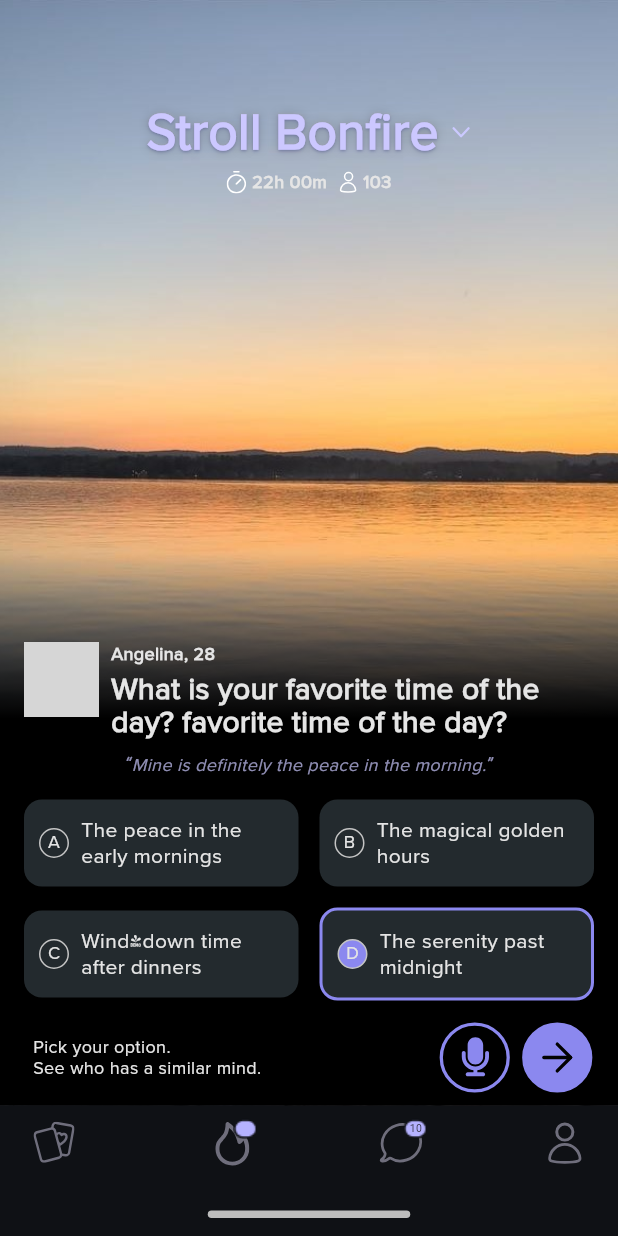
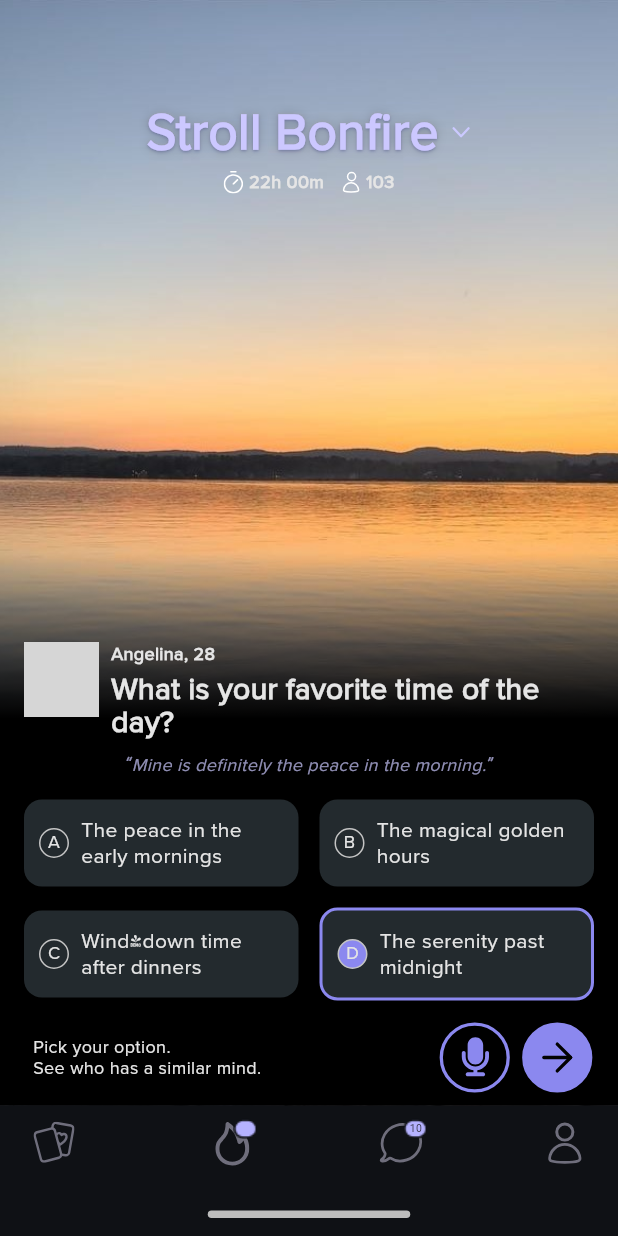
Before and after one commit to tabrezcool6/stroll-sgp-task1, a Flutter app: the screen it shows after launch, on a phone screen of 412 x 824 dp. Run offline on Flutter 3.47's test engine with Material 3 defaults, Android fonts, the light colour scheme and no system bars; our stand-ins replace flutter_svg; grey boxes are pictures that could not be loaded.

Commit message:
update UI Screen

```diff
--- /dev/null
+++ b/lib/config/text_styles.dart
@@ -0,0 +1,85 @@
+import 'package:flutter/material.dart';
+import 'package:stroll_app/config/app_pallet.dart';
+
+class TextStyles {
+  ///
+  /// Home headng Text Style
+  static TextStyle homeHeadingStyle() => TextStyle(
+        fontSize: 34,
+        color: AppPallet.HOME_HEADING,
+        fontWeight: FontWeight.w700,
+        fontFamily: 'ProximaNova',
+        shadows: <Shadow>[
+          Shadow(
+            offset: const Offset(0.0, 0.0),
+            blurRadius: 7.9,
+            color: const Color(0xFF000000).withOpacity(0.2),
+          ),
+          const Shadow(
+            offset: Offset(0.0, 0.0),
+            blurRadius: 2.0,
+            color: Color(0xFFBEBEBE),
+          ),
+          Shadow(
+            offset: const Offset(0.0, 1.0),
+            blurRadius: 2.0,
+            color: const Color(0xFF24232F80).withOpacity(0.5),
+          ),
+        ],
+      );
+
+  ///
+  /// STYLE - Size 12.0, Weight 400
+  static TextStyle styleProxima({
+    double? fontSize,
+    FontWeight? weight,
+    Color? color,
+    double? height,
+    FontStyle? fontStyle,
+  }) {
+    return TextStyle(
+      fontFamily: 'ProximaNova',
+      fontSize: fontSize ?? 12.0,
+      fontWeight: weight ?? FontWeight.w400,
+      color: color ?? AppPallet.ANSWER_OPTIONS_TEXT,
+      height: height, // 14.4,
+      fontStyle: fontStyle,
+    );
+  }
+
+  ///
+  /// STYLE - Size 12.0, Weight 400
+  // static TextStyle styleProximaS12W700() {
+  //   return const TextStyle(
+  //     fontFamily: 'ProximaNova',
+  //     fontSize: 12.0,
+  //     fontWeight: FontWeight.w700,
+  //     color: AppPallet.ANSWER_OPTIONS_TEXT,
+  //     // height: 14.4,
+  //   );
+  // }
+
+  // ///
+  // /// STYLE - Size 14.0, Weight 400
+  // static TextStyle styleProximaS14W400() {
+  //   return const TextStyle(
+  //     fontFamily: 'ProximaNova',
+  //     fontSize: 14.0,
+  //     fontWeight: FontWeight.w400,
+  //     color: AppPallet.ANSWER_OPTIONS_TEXT,
+  //     // height: 14.4,
+  //   );
+  // }
+
+  // ///
+  // /// STYLE - Size 14.0, Weight 400, line Height 1.2
+  // static TextStyle styleProximaS12W400H12() {
+  //   return const TextStyle(
+  //     fontFamily: 'ProximaNova',
+  //     fontSize: 12.0,
+  //     fontWeight: FontWeight.w400,
+  //     color: AppPallet.ANSWER_OPTIONS_TEXT,
+  //     height: 1.2,
+  //   );
+  // }
+}
--- a/lib/features/home/presentation/pages/home_page.dart
+++ b/lib/features/home/presentation/pages/home_page.dart
@@ -1,5 +1,4 @@
 import 'package:flutter/material.dart';
-import 'package:flutter_svg/flutter_svg.dart';
 import 'package:stroll_app/config/app_pallet.dart';
 import 'package:stroll_app/config/image_path.dart';
 import 'package:stroll_app/features/home/presentation/widgets/answer_options_widget.dart';
@@ -9,9 +8,14 @@ import 'package:stroll_app/features/home/presentation/widgets/home_title_widget.
 import 'package:stroll_app/features/home/presentation/widgets/home_user_profile.dart';
 import 'package:stroll_app/features/home/presentation/widgets/pick_your_option_widget.dart';
 
-class MyHomePage extends StatelessWidget {
+class MyHomePage extends StatefulWidget {
   const MyHomePage({super.key});
 
+  @override
+  State<MyHomePage> createState() => _MyHomePageState();
+}
+
+class _MyHomePageState extends State<MyHomePage> {
   @override
   Widget build(BuildContext context) {
     return Scaffold(
@@ -34,10 +38,11 @@ class MyHomePage extends StatelessWidget {
           Container(
             decoration: const BoxDecoration(
               gradient: LinearGradient(
-                  stops: [0.0, 0.3],
-                  begin: Alignment.center,
-                  end: Alignment.bottomCenter,
-                  colors: [Colors.transparent, Colors.black]),
+                stops: [0.0, 0.3],
+                begin: Alignment.center,
+                end: Alignment.bottomCenter,
+                colors: [Colors.transparent, Colors.black],
+              ),
             ),
           ),
 
--- a/lib/features/home/presentation/widgets/answer_options_widget.dart
+++ b/lib/features/home/presentation/widgets/answer_options_widget.dart
@@ -1,6 +1,9 @@
 import 'package:flutter/material.dart';
 import 'package:stroll_app/config/app_pallet.dart';
+import 'package:stroll_app/config/text_styles.dart';
 
+///
+///
 /// Single Option Widget
 class AnswerOptionsWidget extends StatelessWidget {
   final String optionLetter;
@@ -42,13 +45,7 @@ class AnswerOptionsWidget extends StatelessWidget {
                 ),
                 Text(
                   optionLetter,
-                  style: const TextStyle(
-                    fontFamily: 'ProximaNova',
-                    fontSize: 12.0,
-                    fontWeight: FontWeight.w400,
-                    color: AppPallet.ANSWER_OPTIONS_TEXT,
-                    // height: 14.4,
-                  ),
+                  style: TextStyles.styleProxima(),
                 ),
               ],
             ),
@@ -56,13 +53,7 @@ class AnswerOptionsWidget extends StatelessWidget {
             Expanded(
               child: Text(
                 optionText,
-                style: const TextStyle(
-                  fontFamily: 'ProximaNova',
-                  fontSize: 14.0,
-                  fontWeight: FontWeight.w400,
-                  color: AppPallet.ANSWER_OPTIONS_TEXT,
-                  height: 1.2,
-                ),
+                style: TextStyles.styleProxima(fontSize: 14.0, height: 1.2),
               ),
             ),
           ],
@@ -72,6 +63,8 @@ class AnswerOptionsWidget extends StatelessWidget {
   }
 }
 
+///
+///
 /// All Options Widget
 class AllOptionsWidget extends StatelessWidget {
   const AllOptionsWidget({super.key});
@@ -86,11 +79,14 @@ class AllOptionsWidget extends StatelessWidget {
         Row(
           children: [
             AnswerOptionsWidget(
-                optionLetter: 'A',
-                optionText: 'The peace in the early mornings'),
+              optionLetter: 'A',
+              optionText: 'The peace in the early mornings',
+            ),
             SizedBox(width: 14.0),
             AnswerOptionsWidget(
-                optionLetter: 'B', optionText: 'The magical golden hours'),
+              optionLetter: 'B',
+              optionText: 'The magical golden hours',
+            ),
           ],
         ),
 
@@ -99,7 +95,9 @@ class AllOptionsWidget extends StatelessWidget {
         Row(
           children: [
             AnswerOptionsWidget(
-                optionLetter: 'C', optionText: 'Wind-down time after dinners'),
+              optionLetter: 'C',
+              optionText: 'Wind-down time after dinners',
+            ),
             SizedBox(width: 14.0),
             AnswerOptionsWidget(
               optionLetter: 'D',
--- a/lib/features/home/presentation/widgets/answer_tagline_widget.dart
+++ b/lib/features/home/presentation/widgets/answer_tagline_widget.dart
@@ -1,5 +1,6 @@
 import 'package:flutter/material.dart';
 import 'package:stroll_app/config/app_pallet.dart';
+import 'package:stroll_app/config/text_styles.dart';
 
 class AnswerTaglineWidget extends StatelessWidget {
   const AnswerTaglineWidget({
@@ -15,12 +16,8 @@ class AnswerTaglineWidget extends StatelessWidget {
           alignment: Alignment.center,
           child: Text(
             '“Mine is definitely the peace in the morning.”',
-            style: TextStyle(
-              fontFamily: 'ProximaNova',
-              fontSize: 12.0,
-              fontWeight: FontWeight.w400,
+            style: TextStyles.styleProxima(
               fontStyle: FontStyle.italic,
-              // height: 14.4,
               color: AppPallet.ITALIC_ANSWER_TEXT,
             ),
           ),
--- a/lib/features/home/presentation/widgets/bottom_nav_bar.dart
+++ b/lib/features/home/presentation/widgets/bottom_nav_bar.dart
@@ -1,4 +1,3 @@
-
 import 'package:flutter/material.dart';
 import 'package:flutter_svg/flutter_svg.dart';
 import 'package:stroll_app/config/app_pallet.dart';
@@ -27,7 +26,8 @@ class BottomNavBar extends StatelessWidget {
             child: Row(
               mainAxisAlignment: MainAxisAlignment.spaceBetween,
               children: [
-                Container(
+                /// Child 1
+                SizedBox(
                   height: 44,
                   width: 44,
                   child: SvgPicture.asset(
@@ -35,10 +35,10 @@ class BottomNavBar extends StatelessWidget {
                   ),
                 ),
 
-                ///
+                /// Child 2
                 Stack(
                   children: [
-                    Container(
+                    SizedBox(
                       height: 44,
                       width: 44,
                       child: Padding(
@@ -64,10 +64,10 @@ class BottomNavBar extends StatelessWidget {
                   ],
                 ),
 
-                ///
+                /// Child 3
                 Stack(
                   children: [
-                    Container(
+                    SizedBox(
                       height: 44,
                       width: 44,
                       child: Padding(
@@ -102,17 +102,15 @@ class BottomNavBar extends StatelessWidget {
                   ],
                 ),
 
-                ///
-                Container(
-                  child: SvgPicture.asset(
-                    SVGPaths.BOTTOM_NAV_USER,
-                  ),
+                /// Child 4
+                SvgPicture.asset(
+                  SVGPaths.BOTTOM_NAV_USER,
                 ),
               ],
             ),
           ),
 
-          ///
+          /// Home Indicator
           Container(
             margin: const EdgeInsets.only(top: 21.0, bottom: 12.0),
             width: 135,
--- a/lib/features/home/presentation/widgets/home_title_widget.dart
+++ b/lib/features/home/presentation/widgets/home_title_widget.dart
@@ -1,7 +1,7 @@
 import 'package:flutter/material.dart';
 import 'package:flutter_svg/svg.dart';
-import 'package:stroll_app/config/app_pallet.dart';
 import 'package:stroll_app/config/image_path.dart';
+import 'package:stroll_app/config/text_styles.dart';
 
 class HomeTitleWidget extends StatelessWidget {
   const HomeTitleWidget({
@@ -10,6 +10,7 @@ class HomeTitleWidget extends StatelessWidget {
 
   @override
   Widget build(BuildContext context) {
+    ///
     return Column(
       children: [
         const SizedBox(height: 64.0),
@@ -20,30 +21,9 @@ class HomeTitleWidget extends StatelessWidget {
           children: [
             Text(
               'Stroll Bonfire',
-              style: TextStyle(
-                fontSize: 34,
-                color: AppPallet.HOME_HEADING,
-                fontWeight: FontWeight.w700,
-                fontFamily: 'ProximaNova',
-                shadows: <Shadow>[
-                  Shadow(
-                    offset: const Offset(0.0, 0.0),
-                    blurRadius: 7.9,
-                    color: const Color(0xFF000000).withOpacity(0.2),
-                  ),
-                  const Shadow(
-                    offset: Offset(0.0, 0.0),
-                    blurRadius: 2.0,
-                    color: Color(0xFFBEBEBE),
-                  ),
-                  Shadow(
-                    offset: const Offset(0.0, 1.0),
-                    blurRadius: 2.0,
-                    color: const Color(0xFF24232F80).withOpacity(0.5),
-                  ),
-                ],
-              ),
+              style: TextStyles.homeHeadingStyle(),
             ),
+
             const SizedBox(width: 8.0),
 
             ///
@@ -52,34 +32,23 @@ class HomeTitleWidget extends StatelessWidget {
             )
           ],
         ),
+
         ///
         Row(
           mainAxisAlignment: MainAxisAlignment.center,
           children: [
             SvgPicture.asset(SVGPaths.HOME_CLOCK),
             const SizedBox(width: 4.0),
-            const Text(
+            Text(
               '22h 00m',
-              style: TextStyle(
-                fontFamily: 'ProximaNova',
-                fontSize: 12.0,
-                fontWeight: FontWeight.w600,
-                // height: 12.0,
-                color: AppPallet.ANSWER_OPTIONS_TEXT,
-              ),
+              style: TextStyles.styleProxima(weight: FontWeight.w600),
             ),
-            const SizedBox(width: 8.0),
+            const SizedBox(width: 12.0),
             SvgPicture.asset(SVGPaths.HOME_USER),
             const SizedBox(width: 4.0),
-            const Text(
+            Text(
               '103',
-              style: TextStyle(
-                fontFamily: 'ProximaNova',
-                fontSize: 12.0,
-                fontWeight: FontWeight.w600,
-                // height: 12.0,
-                color: AppPallet.ANSWER_OPTIONS_TEXT,
-              ),
+              style: TextStyles.styleProxima(weight: FontWeight.w600),
             ),
           ],
         ),
--- a/lib/features/home/presentation/widgets/home_user_profile.dart
+++ b/lib/features/home/presentation/widgets/home_user_profile.dart
@@ -1,20 +1,21 @@
 import 'package:flutter/material.dart';
 import 'package:stroll_app/config/app_pallet.dart';
 import 'package:stroll_app/config/image_path.dart';
+import 'package:stroll_app/config/text_styles.dart';
 
 class HomeUserPofileWidget extends StatelessWidget {
   const HomeUserPofileWidget({super.key});
 
   @override
   Widget build(BuildContext context) {
-    return const Row(
+    return Row(
       crossAxisAlignment: CrossAxisAlignment.start,
       children: [
-        CircleAvatar(
+        const CircleAvatar(
           radius: 25,
           backgroundImage: AssetImage(ImagePath.joey_BG),
         ),
-        SizedBox(width: 8.0),
+        const SizedBox(width: 8.0),
         Expanded(
           child: Column(
             mainAxisAlignment: MainAxisAlignment.start,
@@ -22,23 +23,15 @@ class HomeUserPofileWidget extends StatelessWidget {
             children: [
               Text(
                 'Angelina, 28',
-                style: TextStyle(
-                  fontFamily: 'ProximaNova',
-                  fontSize: 12.0,
-                  fontWeight: FontWeight.w700,
-                  // height: 14.4,
-                  color: AppPallet.ANSWER_OPTIONS_TEXT,
-                ),
+                style: TextStyles.styleProxima(weight: FontWeight.w700),
               ),
               const SizedBox(height: 4.0),
               Text(
-                'What is your favorite time of the day? favorite time of the day?',
-                style: TextStyle(
-                  fontFamily: 'ProximaNova',
+                'What is your favorite time of the day?',
+                style: TextStyles.styleProxima(
                   fontSize: 20.0,
-                  fontWeight: FontWeight.w700,
+                  weight: FontWeight.w700,
                   height: 1.1,
-                  color: AppPallet.ANSWER_OPTIONS_TEXT,
                 ),
               ),
             ],
--- a/lib/features/home/presentation/widgets/pick_your_option_widget.dart
+++ b/lib/features/home/presentation/widgets/pick_your_option_widget.dart
@@ -1,6 +1,7 @@
 import 'package:flutter/material.dart';
 import 'package:flutter_svg/svg.dart';
 import 'package:stroll_app/config/image_path.dart';
+import 'package:stroll_app/config/text_styles.dart';
 
 class PickYourOptionWidget extends StatelessWidget {
   const PickYourOptionWidget({
@@ -14,15 +15,9 @@ class PickYourOptionWidget extends StatelessWidget {
       child: Row(
         children: [
           const SizedBox(width: 6.0),
-          const Text(
+          Text(
             "Pick your option.\nSee who has a similar mind.",
-            style: TextStyle(
-              fontFamily: 'ProximaNova',
-              fontSize: 12.0,
-              fontWeight: FontWeight.w400,
-              height: 1.2,
-              color: Color(0xFFE5E5E5),
-            ),
+            style: TextStyles.styleProxima(height: 1.2),
           ),
           const Spacer(),
           SvgPicture.asset(SVGPaths.POLL_MIC),
--- a/pubspec.yaml
+++ b/pubspec.yaml
@@ -35,7 +35,10 @@ dependencies:
   # The following adds the Cupertino Icons font to your application.
   # Use with the CupertinoIcons class for iOS style icons.
   cupertino_icons: ^1.0.8
+
   flutter_svg: ^2.0.17
+  change_app_package_name: ^1.4.0
+  rename_app: ^1.6.1
 
 dev_dependencies:
   flutter_test:
```
Also changed, not shown: output/output_in_oneplus_nord.jpg (added), output/output_in_pixel_4xl.png (added), pubspec.lock, 11 other files.
